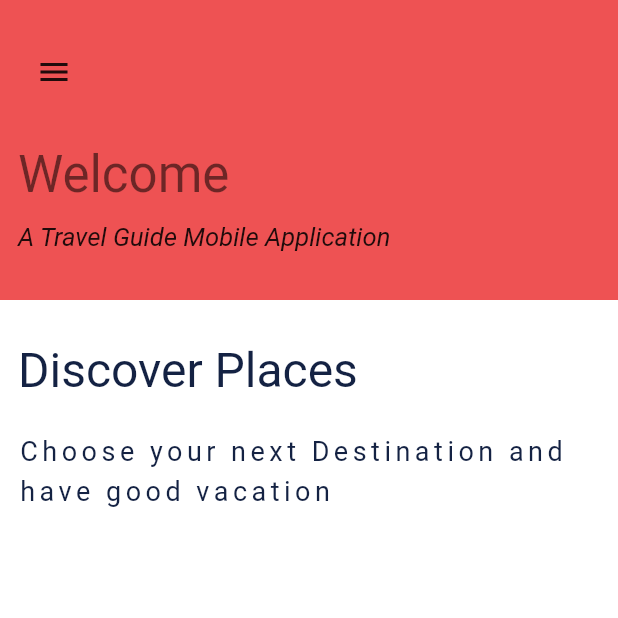
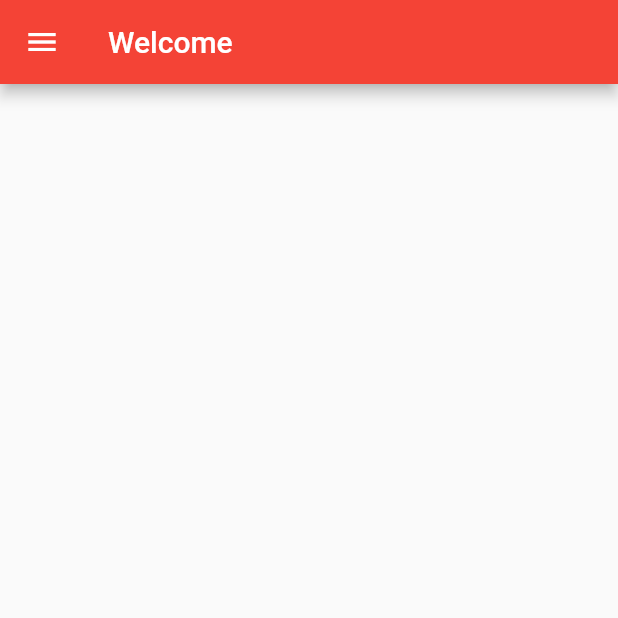
Before and after one commit to arifulUTM/Pathfinder, a Flutter app: the screen it shows after launch, on a phone screen of 412 x 824 dp, the top half of it. Run offline on Flutter 3.47's test engine with Material 2 defaults, Android fonts, the phone set to English and light mode, and no system bars; drawn by our look-alikes of flutter_advanced_drawer; our stand-ins replace firebase_core, geolocator, google_maps_flutter; accounts and stored records are empty.

Commit message:
animated drawer added

```diff
--- /dev/null
+++ b/pathfinder/lib/drawer/drawer.dart
@@ -0,0 +1,122 @@
+import 'package:flutter/material.dart';
+import 'package:flutter_advanced_drawer/flutter_advanced_drawer.dart';
+import 'package:pathfinder/currency_converter/currency.dart';
+
+class SidebarPage extends StatefulWidget {
+  @override
+  _SidebarPageState createState() => _SidebarPageState();
+}
+
+class _SidebarPageState extends State<SidebarPage> {
+  final _advancedDrawerController = AdvancedDrawerController();
+
+  @override
+  Widget build(BuildContext context) {
+    return AdvancedDrawer(
+      backdropColor: Colors.red,
+      controller: _advancedDrawerController,
+      animationCurve: Curves.easeInOut,
+      animationDuration: const Duration(milliseconds: 300),
+      childDecoration: const BoxDecoration(
+        // NOTICE: Uncomment if you want to add shadow behind the page.
+        // Keep in mind that it may cause animation jerks.
+        // boxShadow: <BoxShadow>[
+        //   BoxShadow(
+        //     color: Colors.black12,
+        //     blurRadius: 0.0,
+        //   ),
+        // ],
+        borderRadius: const BorderRadius.all(Radius.circular(16)),
+      ),
+      child: Scaffold(
+        appBar: AppBar(
+          title: const Text('Welcome'),
+          backgroundColor: Colors.red,
+          leading: IconButton(
+            onPressed: _handleMenuButtonPressed,
+            icon: ValueListenableBuilder<AdvancedDrawerValue>(
+              valueListenable: _advancedDrawerController,
+              builder: (context, value, child) {
+                return Icon(
+                  value.visible ? Icons.clear : Icons.menu,
+                );
+              },
+            ),
+          ),
+        ),
+        body: Container(),
+      ),
+      drawer: SafeArea(
+        child: Container(
+          child: ListTileTheme(
+            textColor: Colors.white,
+            iconColor: Colors.white,
+            child: Column(
+              mainAxisSize: MainAxisSize.max,
+              children: [
+                Container(
+                  width: 128.0,
+                  height: 128.0,
+                  margin: const EdgeInsets.only(
+                    top: 24.0,
+                    bottom: 64.0,
+                  ),
+                  clipBehavior: Clip.antiAlias,
+                  decoration: BoxDecoration(
+                    color: Colors.black26,
+                    shape: BoxShape.circle,
+                  ),
+                  child: Image.asset(
+                    'assets/images/malaysia.jpg',
+                  ),
+                ),
+                ListTile(
+                  onTap: () {},
+                  leading: Icon(Icons.home),
+                  title: Text('Home'),
+                ),
+                ListTile(
+                  onTap: () {},
+                  leading: Icon(Icons.account_circle_rounded),
+                  title: Text('Profile'),
+                ),
+                ListTile(
+                  onTap: () {
+                    Navigator.push(
+                        context, MaterialPageRoute(builder: (_) => Currency()));
+                  },
+                  leading: Icon(Icons.money),
+                  title: Text('Currency Converter'),
+                ),
+                ListTile(
+                  onTap: () {},
+                  leading: Icon(Icons.settings),
+                  title: Text('Settings'),
+                ),
+                Spacer(),
+                DefaultTextStyle(
+                  style: TextStyle(
+                    fontSize: 12,
+                    color: Colors.white54,
+                  ),
+                  child: Container(
+                    margin: const EdgeInsets.symmetric(
+                      vertical: 16.0,
+                    ),
+                    child: Text('Terms of Service | Privacy Policy'),
+                  ),
+                ),
+              ],
+            ),
+          ),
+        ),
+      ),
+    );
+  }
+
+  void _handleMenuButtonPressed() {
+    // NOTICE: Manage Advanced Drawer state through the Controller.
+    // _advancedDrawerController.value = AdvancedDrawerValue.visible();
+    _advancedDrawerController.showDrawer();
+  }
+}
--- a/pathfinder/lib/drawer/drawer_data.dart
+++ /dev/null
@@ -1,121 +0,0 @@
-import 'package:flutter/material.dart';
-import 'package:pathfinder/currency_converter/currency.dart';
-
-class DrawerData extends StatelessWidget {
-  const DrawerData();
-  @override
-  Widget build(BuildContext context) {
-    final List<DrawerItem> drawer = [
-      DrawerItem('Profile', Icons.account_circle),
-      DrawerItem('Nearby', Icons.map),
-      DrawerItem('Blog', Icons.apps),
-    ];
-
-    return Padding(
-      padding: const EdgeInsets.fromLTRB(24, 48, 24, 12),
-      child: SingleChildScrollView(
-        child: Column(
-          mainAxisAlignment: MainAxisAlignment.start,
-          crossAxisAlignment: CrossAxisAlignment.start,
-          children: [
-            Image.asset('assets/images/malaysia.jpg'),
-            Text(
-              'Pathfinder',
-              style: Theme.of(context).textTheme.headline4,
-            ),
-            const Divider(
-              color: Colors.white54,
-            ),
-            ListView.builder(
-                itemCount: drawer.length,
-                shrinkWrap: true,
-                itemBuilder: (_, index) {
-                  return Padding(
-                    padding: const EdgeInsets.only(bottom: 12, left: 12),
-                    child: InkWell(
-                      onTap: () {
-                        Navigator.push(context,
-                            MaterialPageRoute(builder: (_) => Currency()));
-                      },
-                      child: Container(
-                        height: 48,
-                        width: double.infinity,
-                        child: Row(
-                          mainAxisAlignment: MainAxisAlignment.start,
-                          crossAxisAlignment: CrossAxisAlignment.center,
-                          children: [
-                            Padding(
-                              padding: const EdgeInsets.all(8.0),
-                              child: Icon(drawer[index].icon),
-                            ),
-                            Padding(
-                              padding: const EdgeInsets.all(12.0),
-                              child: Text(
-                                drawer[index].name,
-                                style: TextStyle(fontSize: 16),
-                              ),
-                            )
-                          ],
-                        ),
-                      ),
-                    ),
-                  );
-                }),
-            const Divider(
-              color: Colors.white54,
-            ),
-            Container(
-              height: 48,
-              width: double.infinity,
-              child: Row(
-                mainAxisAlignment: MainAxisAlignment.start,
-                crossAxisAlignment: CrossAxisAlignment.center,
-                children: [
-                  Padding(
-                    padding: const EdgeInsets.all(8.0),
-                    child: Icon(Icons.share),
-                  ),
-                  Padding(
-                    padding: const EdgeInsets.all(12.0),
-                    child: Text(
-                      'Tell a Friend',
-                      style: TextStyle(fontSize: 16),
-                    ),
-                  )
-                ],
-              ),
-            ),
-            Container(
-              height: 48,
-              width: double.infinity,
-              child: Row(
-                mainAxisAlignment: MainAxisAlignment.start,
-                crossAxisAlignment: CrossAxisAlignment.center,
-                children: [
-                  Padding(
-                    padding: const EdgeInsets.all(8.0),
-                    child: Icon(Icons.help_outline),
-                  ),
-                  Padding(
-                    padding: const EdgeInsets.all(12.0),
-                    child: Text(
-                      'Help and Feedback',
-                      style: TextStyle(fontSize: 16),
-                    ),
-                  )
-                ],
-              ),
-            )
-          ],
-        ),
-      ),
-    );
-  }
-}
-
-class DrawerItem {
-  final String name;
-  final IconData icon;
-
-  const DrawerItem(this.name, this.icon);
-}
--- a/pathfinder/lib/drawer/home_form.dart
+++ /dev/null
@@ -1,100 +0,0 @@
-import 'package:flutter/material.dart';
-import 'homescroll.dart';
-import 'drawer_data.dart';
-
-class HomeForm extends StatefulWidget {
-  const HomeForm({Key key}) : super(key: key);
-
-  @override
-  _HomeFormState createState() => _HomeFormState();
-}
-
-class _HomeFormState extends State<HomeForm>
-    with SingleTickerProviderStateMixin {
-  // Animation Controller
-  AnimationController _animationController;
-
-  @override
-  void initState() {
-    super.initState();
-
-    _animationController =
-        AnimationController(vsync: this, duration: Duration(milliseconds: 300));
-  }
-
-  _toggleAnimation() {
-    _animationController.isDismissed
-        ? _animationController.forward()
-        : _animationController.reverse();
-  }
-
-  @override
-  void dispose() {
-    _animationController.dispose();
-    super.dispose();
-  }
-
-  @override
-  Widget build(BuildContext context) {
-    final rightSlide = MediaQuery.of(context).size.width * 0.6;
-    return AnimatedBuilder(
-      animation: _animationController,
-      builder: (context, child) {
-        double slide = rightSlide * _animationController.value;
-        double scale = 1 - (_animationController.value * 0.3);
-        return Stack(
-          children: [
-            Scaffold(
-              backgroundColor: const Color(0xff22a6b3),
-              body: const DrawerData(),
-            ),
-            Transform(
-              transform: Matrix4.identity()
-                ..translate(slide)
-                ..scale(scale),
-              alignment: Alignment.center,
-              child: Scaffold(
-                backgroundColor: Colors.white,
-                appBar: PreferredSize(
-                  preferredSize: Size.fromHeight(200),
-                  child: Container(
-                    color: const Color(0xffee5253),
-                    child: Padding(
-                      padding: const EdgeInsets.fromLTRB(12, 24, 12, 12),
-                      child: Column(
-                        crossAxisAlignment: CrossAxisAlignment.start,
-                        mainAxisAlignment: MainAxisAlignment.start,
-                        children: [
-                          IconButton(
-                            onPressed: () => _toggleAnimation(),
-                            icon: AnimatedIcon(
-                              icon: AnimatedIcons.menu_close,
-                              progress: _animationController,
-                            ),
-                          ),
-                          Padding(
-                            padding: const EdgeInsets.only(top: 24, bottom: 12),
-                            child: Text(
-                              'Welcome',
-                              style: Theme.of(context).textTheme.headline4,
-                            ),
-                          ),
-                          const Text(
-                            'A Travel Guide Mobile Application',
-                            style: TextStyle(
-                                fontSize: 17, fontStyle: FontStyle.italic),
-                          )
-                        ],
-                      ),
-                    ),
-                  ),
-                ),
-                body: HomeScroll(),
-              ),
-            )
-          ],
-        );
-      },
-    );
-  }
-}
--- a/pathfinder/lib/drawer/homescroll.dart
+++ /dev/null
@@ -1,44 +0,0 @@
-import 'package:flutter/material.dart';
-
-class HomeScroll extends StatefulWidget {
-  @override
-  _HomeScrollState createState() => _HomeScrollState();
-}
-
-class _HomeScrollState extends State<HomeScroll> {
-  @override
-  Widget build(BuildContext context) {
-    return Scaffold(
-        backgroundColor: Color(0Xff9f9f9),
-        body: SafeArea(
-          child: Padding(
-            padding: EdgeInsets.symmetric(vertical: 28.0, horizontal: 12.0),
-            child: Column(
-              mainAxisAlignment: MainAxisAlignment.start,
-              crossAxisAlignment: CrossAxisAlignment.start,
-              children: <Widget>[
-                Text(
-                  "Discover Places",
-                  style: TextStyle(
-                    color: Color(0xff142243),
-                    fontSize: 32.0,
-                  ),
-                ),
-                SizedBox(
-                  height: 20.0,
-                ),
-                Text(
-                  "Choose your next Destination and have good vacation",
-                  style: TextStyle(
-                    color: Color(0xff142243),
-                    letterSpacing: 3.0,
-                    height: 1.5,
-                    fontSize: 18.0,
-                  ),
-                ),
-              ],
-            ),
-          ),
-        ));
-  }
-}
--- a/pathfinder/lib/main.dart
+++ b/pathfinder/lib/main.dart
@@ -1,6 +1,7 @@
 import 'package:flutter/material.dart';
 import 'package:firebase_core/firebase_core.dart';
-import 'package:pathfinder/drawer/home_form.dart';
+import 'package:pathfinder/drawer/drawer.dart';
+import 'package:flutter/cupertino.dart';
 
 void main() async {
   WidgetsFlutterBinding.ensureInitialized();
@@ -13,14 +14,13 @@ class MyApp extends StatelessWidget {
   @override
   Widget build(BuildContext context) {
     return MaterialApp(
-      title: 'Pathfiner',
-      debugShowCheckedModeBanner: false,
+      title: 'Pathfinder',
       theme: ThemeData(
         primarySwatch: Colors.blue,
         visualDensity: VisualDensity.adaptivePlatformDensity,
       ),
       darkTheme: ThemeData.dark(),
-      home: const HomeForm(),
+      home: SidebarPage(),
     );
   }
 }
--- a/pathfinder/lib/nearby/screens/home_screen.dart
+++ b/pathfinder/lib/nearby/screens/home_screen.dart
@@ -3,12 +3,12 @@ import 'package:google_maps_flutter/google_maps_flutter.dart';
 import 'package:provider/provider.dart';
 import 'package:pathfinder/nearby/blocs/application_bloc.dart';
 
-class HomeeScreen extends StatefulWidget {
+class HomeScreen extends StatefulWidget {
   @override
-  _HomeeScreenState createState() => _HomeeScreenState();
+  _HomeScreenState createState() => _HomeScreenState();
 }
 
-class _HomeeScreenState extends State<HomeeScreen> {
+class _HomeScreenState extends State<HomeScreen> {
   @override
   Widget build(BuildContext context) {
     final applicationBloc = Provider.of<Applicationbloc>(context);
@@ -30,8 +30,9 @@ class _HomeeScreenState extends State<HomeeScreen> {
                       myLocationButtonEnabled: true,
                       initialCameraPosition: CameraPosition(
                           target: LatLng(
-                              applicationBloc.currentLocation.latitude,
-                              applicationBloc.currentLocation.longitude),
+                            applicationBloc.currentLocation.latitude,
+                            applicationBloc.currentLocation.longitude,
+                          ),
                           zoom: 14)),
                 ),
               ],
--- a/pathfinder/lib/user_profile/home_screen.dart
+++ /dev/null
@@ -1,17 +0,0 @@
-import 'package:flutter/material.dart';
-
-class HomeScreen extends StatefulWidget {
-  HomeScreen({Key key}) : super(key: key);
-
-  @override
-  _HomeScreenState createState() => _HomeScreenState();
-}
-
-class _HomeScreenState extends State<HomeScreen> {
-  @override
-  Widget build(BuildContext context) {
-    return Scaffold(
-      body: Center(child: Text('Home Screen')),
-    );
-  }
-}
--- a/pathfinder/pubspec.yaml
+++ b/pathfinder/pubspec.yaml
@@ -43,6 +43,12 @@ dependencies:
   location: ^4.1.1
   kf_drawer: ^1.1.2
   http: ^0.13.3
+  shrink_sidemenu: ^1.0.0+3
+  liquid_ui: ^1.0.0+9
+  rxdart: ^0.27.1
+  curved_animation_controller: ^1.1.0+1
+  collapsible_sidebar: ^2.0.0
+  flutter_advanced_drawer: ^1.2.0
 
 dev_dependencies:
   flutter_test:
```
Also changed, not shown: pathfinder/pubspec.lock.
